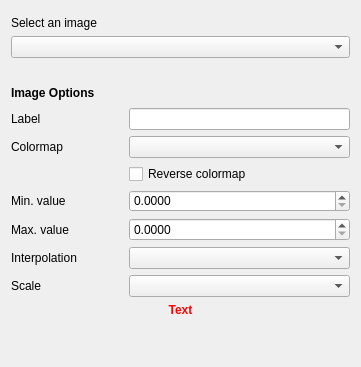
The window that qt/python/mantidqt/widgets/plotconfigdialog/imagestabwidget/images_tab.ui (mantidproject/mantid) describes before a commit, drawn with Qt 5.
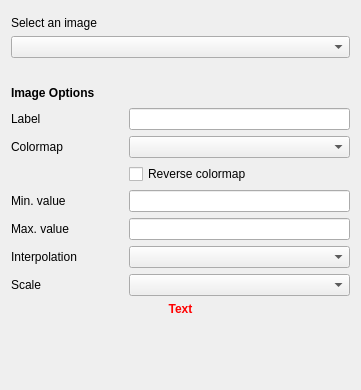
The same window after the commit.

Commit message: Refs #30494. Use QLineEdit instead of QSpinBox for limits.

```diff
--- a/qt/python/mantidqt/widgets/plotconfigdialog/imagestabwidget/images_tab.ui
+++ b/qt/python/mantidqt/widgets/plotconfigdialog/imagestabwidget/images_tab.ui
@@ -7,7 +7,7 @@
     <x>0</x>
     <y>0</y>
     <width>361</width>
-    <height>367</height>
+    <height>390</height>
    </rect>
   </property>
   <property name="sizePolicy">
@@ -176,25 +176,6 @@
        </property>
       </spacer>
      </item>
-     <item row="4" column="2">
-      <widget class="QDoubleSpinBox" name="min_value_spin_box">
-       <property name="sizePolicy">
-        <sizepolicy hsizetype="Expanding" vsizetype="Fixed">
-         <horstretch>0</horstretch>
-         <verstretch>0</verstretch>
-        </sizepolicy>
-       </property>
-       <property name="minimumSize">
-        <size>
-         <width>190</width>
-         <height>22</height>
-        </size>
-       </property>
-       <property name="decimals">
-        <number>4</number>
-       </property>
-      </widget>
-     </item>
      <item row="5" column="1">
       <spacer name="horizontalSpacer_29">
        <property name="orientation">
@@ -301,25 +282,6 @@
        </property>
       </spacer>
      </item>
-     <item row="5" column="2">
-      <widget class="QDoubleSpinBox" name="max_value_spin_box">
-       <property name="sizePolicy">
-        <sizepolicy hsizetype="Expanding" vsizetype="Fixed">
-         <horstretch>0</horstretch>
-         <verstretch>0</verstretch>
-        </sizepolicy>
-       </property>
-       <property name="minimumSize">
-        <size>
-         <width>190</width>
-         <height>22</height>
-        </size>
-       </property>
-       <property name="decimals">
-        <number>4</number>
-       </property>
-      </widget>
-     </item>
      <item row="3" column="2">
       <widget class="QCheckBox" name="reverse_colormap_check_box">
        <property name="text">
@@ -327,6 +289,12 @@
        </property>
       </widget>
      </item>
+     <item row="4" column="2">
+      <widget class="QLineEdit" name="min_value_line_edit"/>
+     </item>
+     <item row="5" column="2">
+      <widget class="QLineEdit" name="max_value_line_edit"/>
+     </item>
     </layout>
    </item>
    <item row="0" column="0">
```
Left out of the diff: 2 changed lines with no effect on the pictures. The commit also changes 3 other files.
